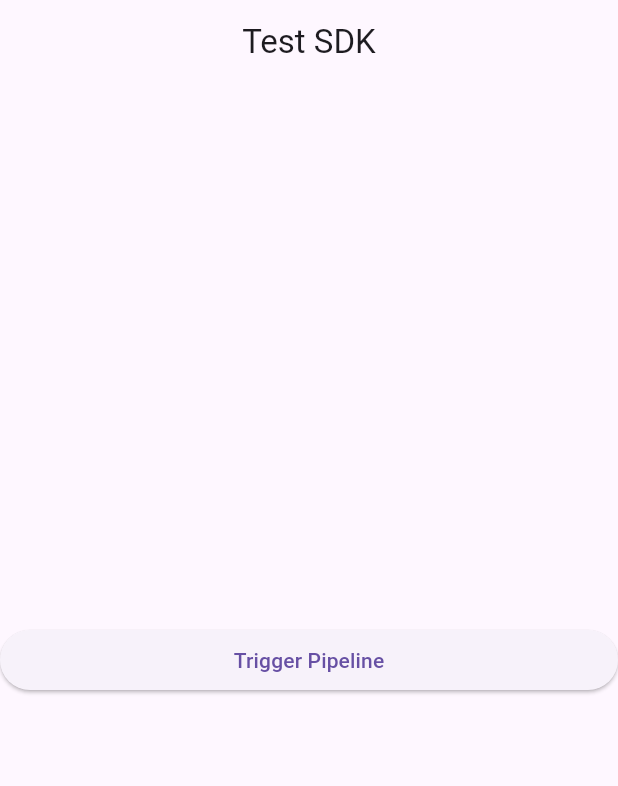
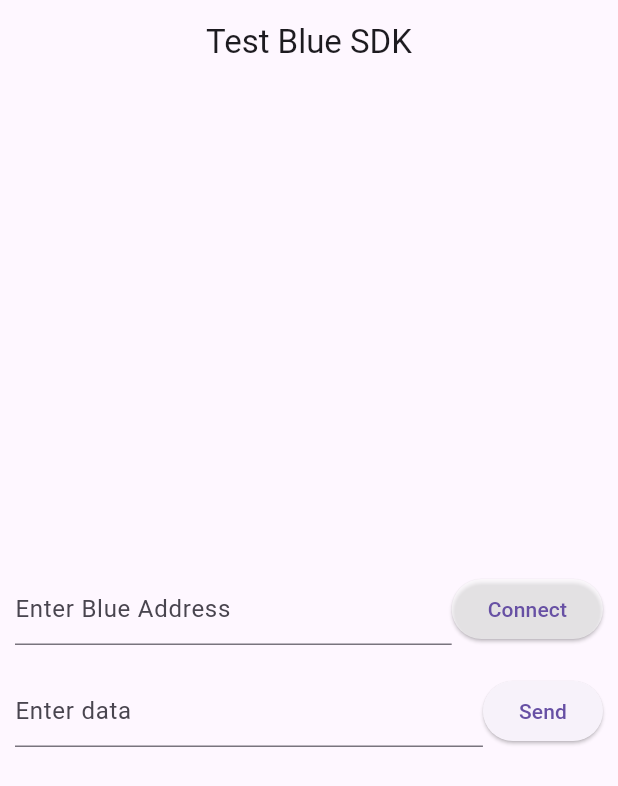
Before and after one commit to harshad-salunke/bluetooth_iot_sdk, a Flutter app: the screen it shows after launch, on a phone screen of 412 x 824 dp. Shown: the top 786 px of the screen. Run offline on Flutter 3.47's test engine with Material 3 defaults, Android fonts, the phone set to English and light mode, and no system bars; our stand-ins replace flutter_bluetooth_serial, fluttertoast; missing offline and left inert: nearby_connections.

Commit message:
textfiled to type address

```diff
--- a/lib/main.dart
+++ b/lib/main.dart
@@ -1,4 +1,7 @@
+import 'package:flutter/cupertino.dart';
 import 'package:flutter/material.dart';
+import 'package:flutter/widgets.dart';
+import 'package:fluttertoast/fluttertoast.dart';
 import 'package:milkmaster_bluetooth_sdk/services/blue_services.dart';
 
 Future<void> main() async {
@@ -18,27 +21,96 @@ class BlueSdk extends StatefulWidget {
 class _BlueSdkState extends State<BlueSdk> {
   BlueServices blueSdk = BlueServices();
   String address = "";
-
+  TextEditingController blue_address = TextEditingController();
+  TextEditingController data_address = TextEditingController();
+  bool buttonPress=false;
   @override
   Widget build(BuildContext context) {
     return Scaffold(
       appBar: AppBar(
-        title: const Text('Test SDK'),
+        title: const Text('Test Blue SDK'),
         centerTitle: true,
       ),
       body: Column(
-        crossAxisAlignment: CrossAxisAlignment.stretch,
         mainAxisAlignment: MainAxisAlignment.center,
         children: [
-          ElevatedButton(
-            onPressed: () {
-              //blue address mahit nasel  tar yane pop up madhe blue address  and nave bhetal
-              blueSdk.triggerPipelinetoDiscover("testName");
-              //
-              // // address mahit asel tere direct address pass kr
-              blueSdk.triggerPipelineToConnect("5C:17:CF:7F:EF:80");
-            },
-            child: const Text('Trigger Pipeline'),
+          Container(
+            margin: EdgeInsets.all(10),
+            child: Row(
+              children: [
+                Expanded(
+                  child: TextField(
+                    controller: blue_address,
+
+                    decoration: InputDecoration(
+                      hintText: 'Enter Blue Address',
+                    ),
+                  ),
+                ),
+                ElevatedButton(
+                  onPressed: () async{
+                    buttonPress=true;
+                    setState(() {
+                    });
+                    await blueSdk.triggerPipelineToConnect(blue_address.text.toString());
+                    buttonPress=false;
+                    setState(() {
+                    });
+
+                  },
+                  style: ButtonStyle(
+                    backgroundColor: MaterialStateProperty.resolveWith<Color?>(
+                          (Set<MaterialState> states) {
+                        if (states.contains(MaterialState.pressed)) {
+                          return blueSdk.isPaired ? Colors.green : Colors.white60; // Color when pressed based on isPaired
+                        } else if (states.contains(MaterialState.disabled)) {
+                          return blueSdk.isPaired ? Colors.green : Colors.white60; // Color when disabled based on isPaired
+                        }
+                        return blueSdk.isPaired ? Colors.green : Colors.white60; // Default color based on isPaired
+                      },
+                    ),
+                  ),
+                  child:
+                  buttonPress?Container(
+                    height: 20,
+                      width: 20,
+                      child: CircularProgressIndicator()):Text(blueSdk.isPaired?'Connected':'Connect'),
+                ),           ],
+            ),
+          ),
+          Container(
+            margin: EdgeInsets.all(10),
+            child: Row(
+              children: [
+                Expanded(
+                  child: TextField(
+                    controller: data_address,
+                    decoration: InputDecoration(
+                      hintText: 'Enter data',
+                    ),
+                  ),
+                ),
+                ElevatedButton(
+                  onPressed: () async {
+                    if (blueSdk.isPaired) {
+                      await blueSdk.sendDataOverSingleBluetooth(
+                          data_address.text.toString());
+                    }else{
+                      Fluttertoast.showToast(
+                        msg: 'You are not Connected!',
+                        toastLength: Toast.LENGTH_SHORT,
+                        gravity: ToastGravity.CENTER,
+                        timeInSecForIosWeb: 1,
+                        backgroundColor: Colors.red,
+                        textColor: Colors.white,
+                        fontSize: 16.0,
+                      );
+                    }
+                  },
+                  child: const Text('Send'),
+                ),
+              ],
+            ),
           ),
         ],
       ),
```
Also changed, not shown: lib/permission/ChatPage.dart (added, +239 -0 lines), lib/services/blue_services.dart (+33 -14 lines), pubspec.lock, 2 other files.
